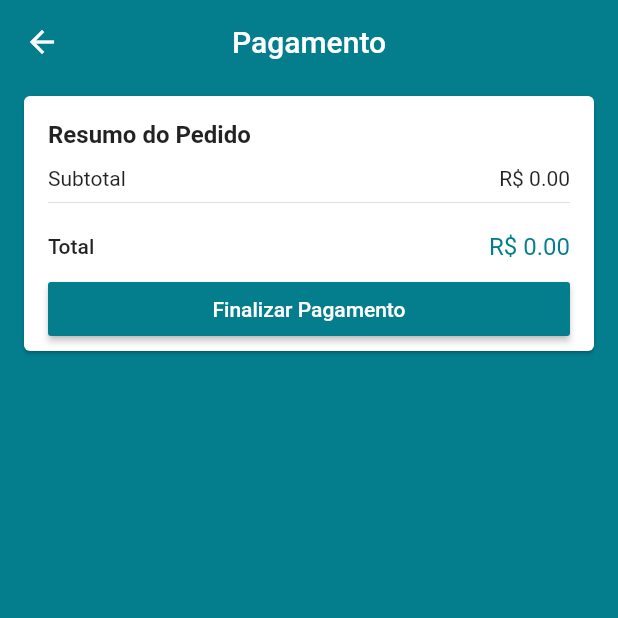
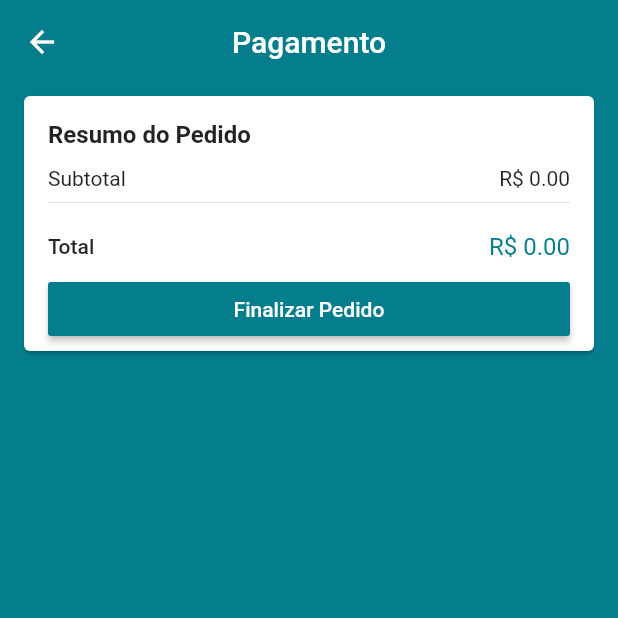
Before and after one commit to ThiagooSr/AppLojaVirtual, a Flutter app: the CheckoutScreen screen opened by its route, on a phone screen of 412 x 824 dp, the top half of it. Run offline on Flutter 3.47's test engine with Material 2 defaults, Android fonts, the phone set to English and light mode, and no system bars; our stand-ins replace brasil_fields, carousel_pro, cloud_firestore, dio, firebase_auth, firebase_storage and 4 more; missing offline and left inert: alphabet_list_scroll_view; accounts and stored records are empty.

Commit message:
Finalizei as configurações de finalizar pedido. Quando estiver processando o pedido vai mostrar "Pocessando o pedido".

```diff
--- /dev/null
+++ b/lib/models/order.dart
@@ -0,0 +1,40 @@
+
+import 'package:cloud_firestore/cloud_firestore.dart';
+import 'package:lojavirtualapp/models/address.dart';
+import 'package:lojavirtualapp/models/cart_manager.dart';
+import 'package:lojavirtualapp/models/cart_product.dart';
+
+class Order {
+
+  Order.fromCartManager(CartManager cartManager){
+    items = List.from(cartManager.items);
+    price = cartManager.totalPrice;
+    userId = cartManager.user.id;
+    address = cartManager.address;
+  }
+
+  final Firestore firestore = Firestore.instance;
+
+  Future<void> save() async{
+    firestore.collection('orders').document(orderId).setData(
+      {
+        'items' : items.map((e) => e.toOrderItemMap()).toList(),
+        'price' : price,
+        'user' : userId,
+        'address' : address.toMap(),
+      }
+    );
+  }
+
+  String orderId;
+
+  List<CartProduct> items;
+  num price;
+
+  String userId;
+
+  Address address;
+
+  Timestamp date;
+
+}
--- a/lib/screens/checkout/checkout_screen.dart
+++ b/lib/screens/checkout/checkout_screen.dart
@@ -5,6 +5,9 @@ import 'package:lojavirtualapp/models/checkout_manager.dart';
 import 'package:provider/provider.dart';
 
 class CheckoutScreen extends StatelessWidget {
+
+  final GlobalKey<ScaffoldState> scaffoldKey = GlobalKey<ScaffoldState>();
+
   @override
   Widget build(BuildContext context) {
     return ChangeNotifierProxyProvider<CartManager, CheckoutManager>(
@@ -13,18 +16,49 @@ class CheckoutScreen extends StatelessWidget {
       checkoutManager..updateCart(cartManager),
       lazy: false,
       child: Scaffold(
+          key: scaffoldKey,
         appBar: AppBar(
           title: const Text('Pagamento'),
           centerTitle: true,
         ),
         body: Consumer<CheckoutManager>(
           builder: (_, checkoutManager, __){
+            if(checkoutManager.loading){
+              return Center(
+                child: Column(
+                mainAxisAlignment: MainAxisAlignment.center,
+                children: <Widget>[
+                  CircularProgressIndicator(
+                    valueColor: AlwaysStoppedAnimation(Colors.white),
+                  ),
+                  const SizedBox(height: 16,),
+                  Text(
+                    'Processando seu pagamento...',
+                    style: TextStyle(
+                      color: Colors.white,
+                      fontWeight: FontWeight.w800,
+                      fontSize: 16
+                    ),
+                  )
+                ],
+                ),
+              );
+            }
             return ListView(
               children: <Widget>[
                 PriceCard(
-                  buttonText: 'Finalizar Pagamento',
+                  buttonText: 'Finalizar Pedido',
                   onPressed: (){
-                   checkoutManager.checkout();
+                   checkoutManager.checkout(
+                     onStockFail: (e){
+                       Navigator.of(context).popUntil(
+                               (route) => route.settings.name == '/cart');
+                     },
+                     onSuccess: (){
+                       Navigator.of(context).popUntil(
+                               (route) => route.settings.name == '/base');
+                     }
+                   );
                   },
                 )
               ],
```
Also changed, not shown: lib/main.dart (+16 -9 lines), lib/models/cart_manager.dart (+9 -0 lines), lib/models/cart_product.dart (+15 -3 lines), lib/models/checkout_manager.dart (+32 -5 lines), pubspec.lock.
